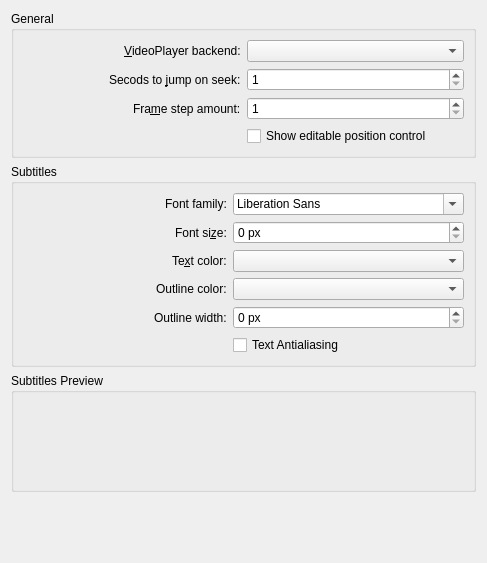
The window that src/configs/playerconfigwidget.ui (maxrd2/SubtitleComposer) describes before a commit, drawn with Qt 5.
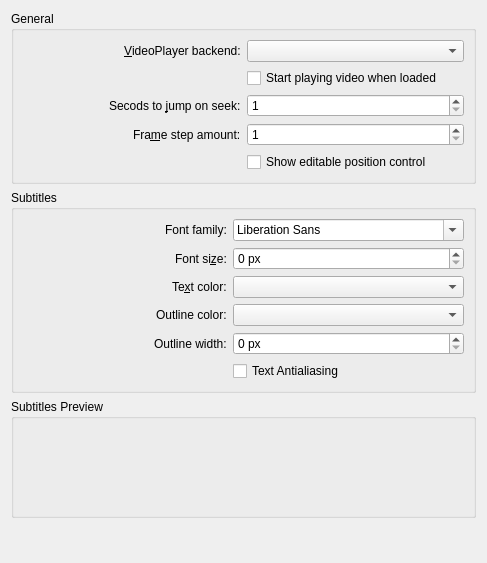
The same window after the commit. Custom widgets are drawn as their Qt base class.

Commit message: Added an option to autoplay video on load.

What changed in the file:
```diff
--- a/src/configs/playerconfigwidget.ui
+++ b/src/configs/playerconfigwidget.ui
@@ -27,7 +27,7 @@
         </property>
        </widget>
       </item>
-      <item row="3" column="1">
+      <item row="4" column="1">
        <widget class="QCheckBox" name="kcfg_ShowPositionTimeEdit">
         <property name="text">
          <string>Show editable position control</string>
@@ -37,7 +37,7 @@
       <item row="0" column="1">
        <widget class="QComboBox" name="kcfg_PlayerBackend"/>
       </item>
-      <item row="1" column="1">
+      <item row="2" column="1">
        <widget class="QSpinBox" name="kcfg_SeekJumpLength">
         <property name="minimum">
          <number>1</number>
@@ -47,7 +47,7 @@
         </property>
        </widget>
       </item>
-      <item row="1" column="0" alignment="Qt::AlignRight">
+      <item row="2" column="0" alignment="Qt::AlignRight">
        <widget class="QLabel" name="label_4">
         <property name="text">
          <string>Secods to &amp;jump on seek:</string>
@@ -57,7 +57,7 @@
         </property>
        </widget>
       </item>
-      <item row="2" column="1">
+      <item row="3" column="1">
        <widget class="QSpinBox" name="kcfg_StepJumpLength">
         <property name="minimum">
          <number>1</number>
@@ -67,7 +67,7 @@
         </property>
        </widget>
       </item>
-      <item row="2" column="0" alignment="Qt::AlignRight">
+      <item row="3" column="0" alignment="Qt::AlignRight">
        <widget class="QLabel" name="label">
         <property name="text">
          <string>Fra&amp;me step amount:</string>
@@ -77,6 +77,13 @@
         </property>
        </widget>
       </item>
+      <item row="1" column="1">
+       <widget class="QCheckBox" name="kcfg_VideoAutoPlay">
+        <property name="text">
+         <string>Start playing video when loaded</string>
+        </property>
+       </widget>
+      </item>
      </layout>
     </widget>
    </item>
```
Left out of the diff: 1 changed line with no effect on the pictures. The commit also changes 3 other files.
